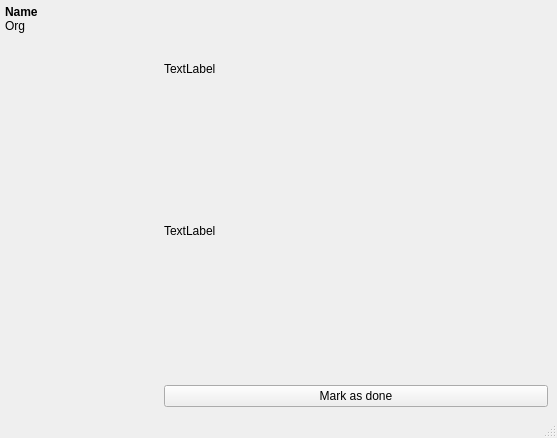
sashausoskin/taskforce, file src/ui/ui_files/main_window.ui: the form before one commit.
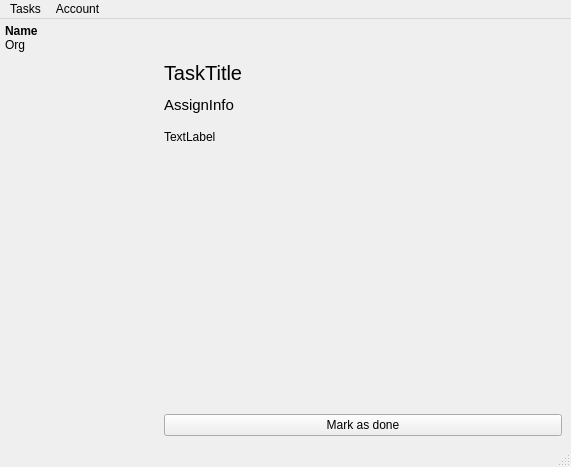
The form after the commit.

What changed in the file:
```diff
--- a/src/ui/ui_files/main_window.ui
+++ b/src/ui/ui_files/main_window.ui
@@ -6,8 +6,8 @@
    <rect>
     <x>0</x>
     <y>0</y>
-    <width>557</width>
-    <height>438</height>
+    <width>571</width>
+    <height>467</height>
    </rect>
   </property>
   <property name="windowTitle">
@@ -59,7 +59,7 @@
          <x>0</x>
          <y>0</y>
          <width>150</width>
-         <height>335</height>
+         <height>364</height>
         </rect>
        </property>
        <layout class="QVBoxLayout" name="verticalLayout">
@@ -120,7 +120,14 @@
       </property>
      </widget>
     </item>
-    <item row="3" column="1">
+    <item row="1" column="0">
+     <widget class="QLabel" name="orgLabel">
+      <property name="text">
+       <string>Org</string>
+      </property>
+     </widget>
+    </item>
+    <item row="2" column="1" rowspan="2">
      <widget class="QScrollArea" name="taskInfoScrollArea">
       <property name="frameShape">
        <enum>QFrame::NoFrame</enum>
@@ -142,8 +149,8 @@
         <rect>
          <x>0</x>
          <y>0</y>
-         <width>402</width>
-         <height>335</height>
+         <width>416</width>
+         <height>384</height>
         </rect>
        </property>
        <layout class="QVBoxLayout" name="verticalLayout_2">
@@ -155,16 +162,74 @@
             <verstretch>0</verstretch>
            </sizepolicy>
           </property>
+          <property name="font">
+           <font>
+            <pointsize>15</pointsize>
+           </font>
+          </property>
           <property name="text">
-           <string>TextLabel</string>
+           <string>TaskTitle</string>
           </property>
          </widget>
         </item>
+        <item>
+         <spacer name="verticalSpacer">
+          <property name="orientation">
+           <enum>Qt::Vertical</enum>
+          </property>
+          <property name="sizeType">
+           <enum>QSizePolicy::Maximum</enum>
+          </property>
+          <property name="sizeHint" stdset="0">
+           <size>
+            <width>20</width>
+            <height>5</height>
+           </size>
+          </property>
+         </spacer>
+        </item>
+        <item>
+         <widget class="QLabel" name="assignInfo">
+          <property name="sizePolicy">
+           <sizepolicy hsizetype="Preferred" vsizetype="Maximum">
+            <horstretch>0</horstretch>
+            <verstretch>50</verstretch>
+           </sizepolicy>
+          </property>
+          <property name="font">
+           <font>
+            <pointsize>11</pointsize>
+           </font>
+          </property>
+          <property name="text">
+           <string>AssignInfo</string>
+          </property>
+         </widget>
+        </item>
+        <item>
+         <spacer name="verticalSpacer_3">
+          <property name="orientation">
+           <enum>Qt::Vertical</enum>
+          </property>
+          <property name="sizeType">
+           <enum>QSizePolicy::Maximum</enum>
+          </property>
+          <property name="sizeHint" stdset="0">
+           <size>
+            <width>20</width>
+            <height>10</height>
+           </size>
+          </property>
+         </spacer>
+        </item>
         <item>
          <widget class="QLabel" name="taskDescription">
           <property name="text">
            <string>TextLabel</string>
           </property>
+          <property name="alignment">
+           <set>Qt::AlignLeading|Qt::AlignLeft|Qt::AlignTop</set>
+          </property>
           <property name="wordWrap">
            <bool>true</bool>
           </property>
@@ -181,13 +246,6 @@
       </widget>
      </widget>
     </item>
-    <item row="1" column="0">
-     <widget class="QLabel" name="orgLabel">
-      <property name="text">
-       <string>Org</string>
-      </property>
-     </widget>
-    </item>
    </layout>
   </widget>
   <widget class="QMenuBar" name="menubar">
@@ -195,12 +253,45 @@
     <rect>
      <x>0</x>
      <y>0</y>
-     <width>557</width>
+     <width>571</width>
      <height>22</height>
     </rect>
    </property>
+   <widget class="QMenu" name="menuAccount">
+    <property name="title">
+     <string>Account</string>
+    </property>
+    <addaction name="actionSign_out"/>
+   </widget>
+   <widget class="QMenu" name="menuTasks">
+    <property name="title">
+     <string>Tasks</string>
+    </property>
+    <addaction name="actionAssign_a_new_task"/>
+   </widget>
+   <addaction name="menuTasks"/>
+   <addaction name="menuAccount"/>
   </widget>
   <widget class="QStatusBar" name="statusbar"/>
+  <action name="actionSign_out">
+   <property name="enabled">
+    <bool>true</bool>
+   </property>
+   <property name="text">
+    <string>Sign out</string>
+   </property>
+  </action>
+  <action name="actionAssign_a_new_task">
+   <property name="enabled">
+    <bool>false</bool>
+   </property>
+   <property name="text">
+    <string>Assign a new task</string>
+   </property>
+   <property name="shortcut">
+    <string>Ctrl+N</string>
+   </property>
+  </action>
  </widget>
  <resources/>
  <connections/>
```
